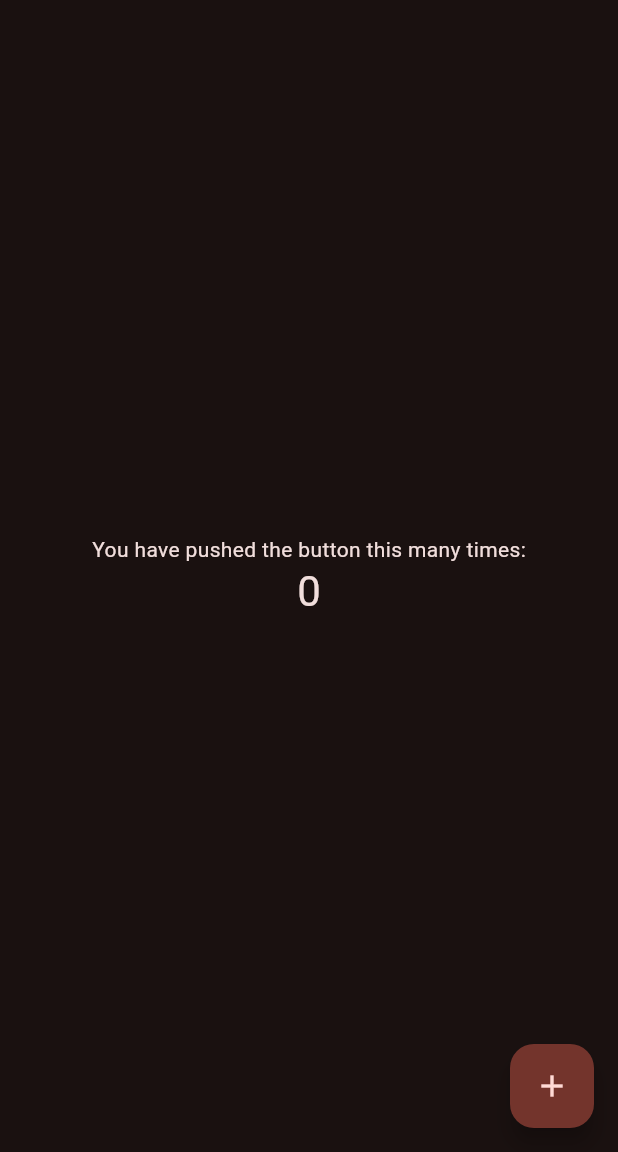
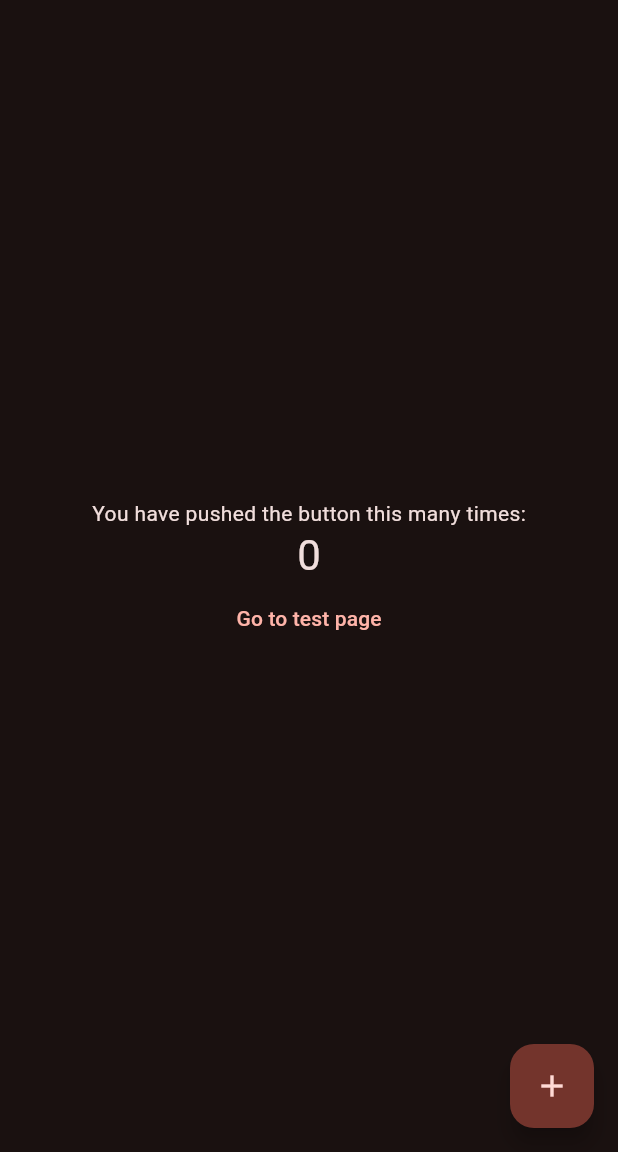
Before and after one commit to team1306/BadgerBetsV2, a Flutter app: the screen it shows after launch, on a phone screen of 412 x 824 dp, the part 84-1236 px from its top. Run offline on Flutter 3.47's test engine with Material 3 defaults, Android fonts, the phone set to English and light mode, and no system bars; our stand-ins replace appwrite.

Commit message:
added link button

```diff
--- a/lib/main.dart
+++ b/lib/main.dart
@@ -1,3 +1,4 @@
+import 'package:bbotsscoutingapp2025/views/testview.dart';
 import 'package:flutter/material.dart';
 
 void main() {
@@ -64,6 +65,10 @@ class DashboardState extends State<Dashboard> {
               '$_counter',
               style: Theme.of(context).textTheme.headlineMedium,
             ),
+            TextButton(
+              onPressed: () => Navigator.push(context, MaterialPageRoute(builder: (context) => TestView())),
+              child: Text("Go to test page")
+            )
           ],
         ),
       ),
```
